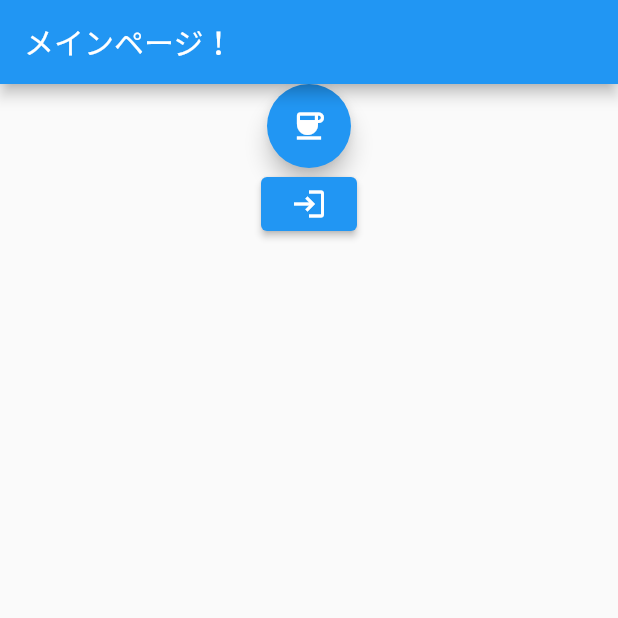
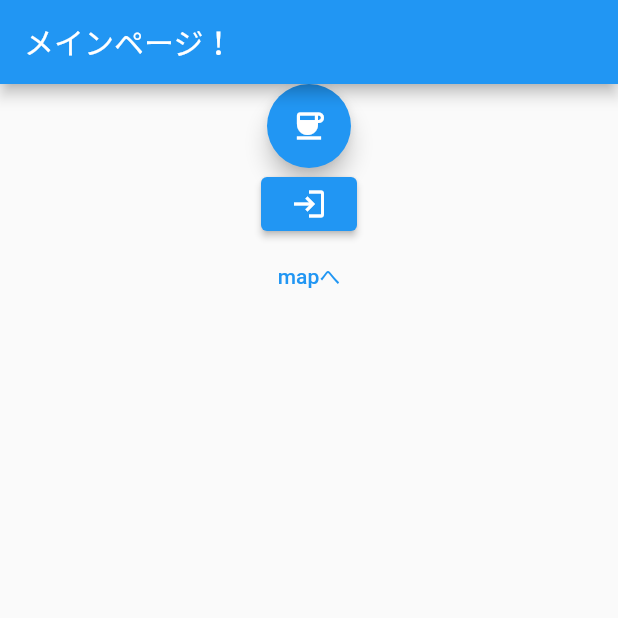
Before and after one commit to tsuyohase/PIS-Group3, a Flutter app: the screen it shows after launch, on a phone screen of 412 x 824 dp, the top half of it. Run offline on Flutter 3.47's test engine with Material 2 defaults, Android fonts, the phone set to English and light mode, and no system bars; our stand-ins replace dio, firebase_auth, firebase_core, flutter_riverpod, google_maps_flutter; accounts and stored records are empty.

Commit message:
add googlemap api

```diff
--- a/lib/main.dart
+++ b/lib/main.dart
@@ -5,6 +5,7 @@ import 'package:flutter_riverpod/flutter_riverpod.dart';
 import 'package:parking_app/screen/homePage.dart';
 import 'package:parking_app/screen/coffeePage.dart';
 import 'package:parking_app/screen/loginPage.dart';
+import 'package:parking_app/screen/map.dart';
 
 void main() async {
   runApp(ProviderScope(child: MyApp()));
@@ -32,7 +33,8 @@ class MyApp extends ConsumerWidget {
       routes: <String, WidgetBuilder>{
         '/home': (BuildContext context) => new HomePage(),
         '/coffee': (BuildContext context) => new CoffeePage(),
-        '/login': (BuildContext context) => new LoginPage()
+        '/login': (BuildContext context) => new LoginPage(),
+        '/map': (BuildContext context) => new GoogleMapWidget()
       },
     );
   }
--- a/lib/screen/homePage.dart
+++ b/lib/screen/homePage.dart
@@ -24,6 +24,11 @@ class HomePage extends ConsumerWidget {
                 onPressed: () {
                   Navigator.of(context).pushNamed("/login");
                 }),
+            TextButton(
+                child: Text("mapへ"),
+                onPressed: () {
+                  Navigator.of(context).pushNamed("/map");
+                }),
           ]),
         ));
   }
```
Also changed, not shown: lib/screen/map.dart (added, +35 -0 lines), pubspec.yaml (+7 -3 lines), pubspec.lock, 2 other files.
